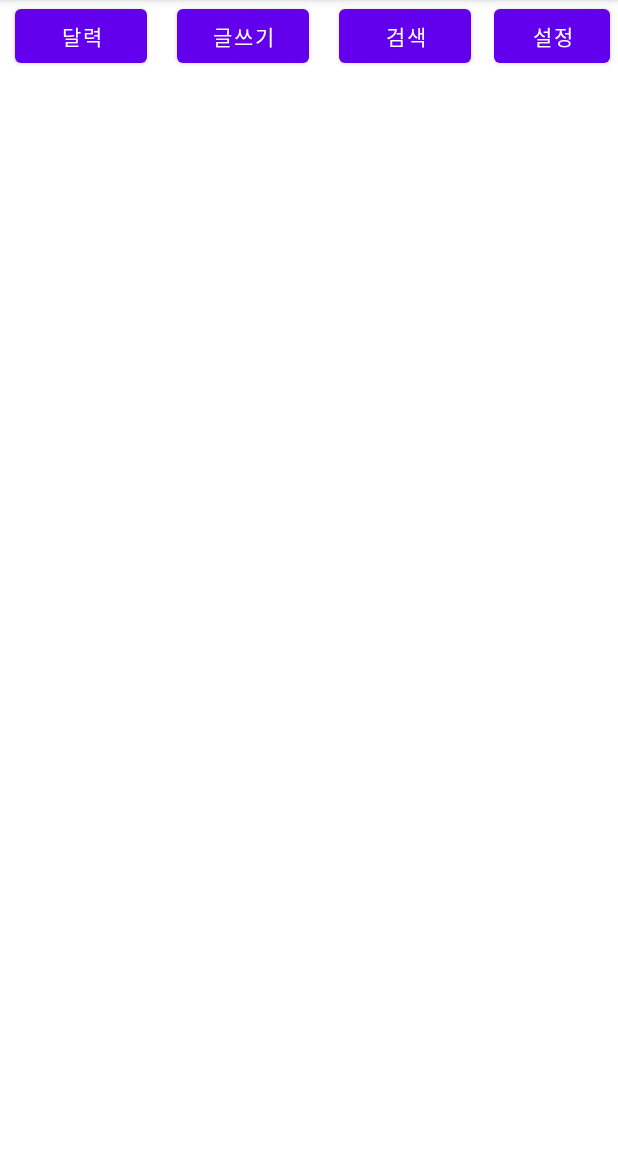
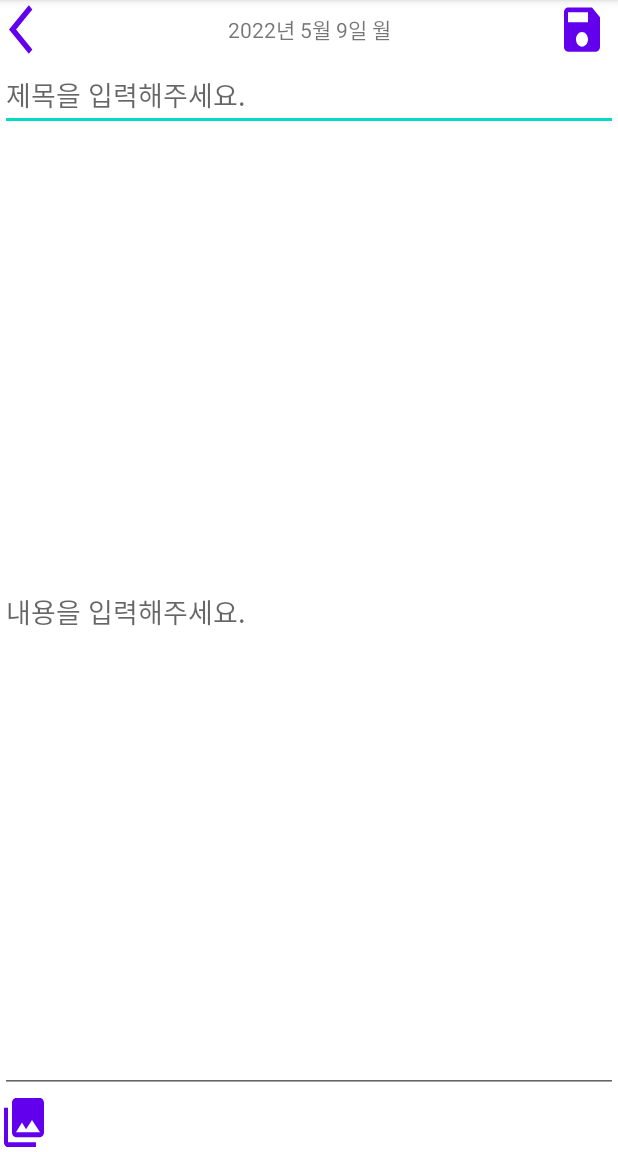
Before and after one commit to Sulfe/myDiary, an Android app: the screen it shows after launch (MainActivity before the commit, WriteActivity after it), after a tap on "글쓰기", on a phone screen of 412 x 824 dp, the part 84-1236 px from its top. Run offline under Robolectric (Android 15) with nearby library versions, the phone set to English and light mode, and no system bars.

Commit message:
2022-05-20

```diff
--- a/Diary2/app/src/main/AndroidManifest.xml
+++ b/Diary2/app/src/main/AndroidManifest.xml
@@ -19,6 +19,7 @@
             </intent-filter>
         </activity>
         <activity android:name=".WriteActivity"/>
+        <activity android:name=".SearchActivity"/>
     </application>
 
 </manifest>
--- a/Diary2/app/src/main/java/ac/baekseok/diary2/MainActivity.java
+++ b/Diary2/app/src/main/java/ac/baekseok/diary2/MainActivity.java
@@ -9,28 +9,36 @@ import android.view.View;
 import android.widget.Button;
 
 import androidx.appcompat.app.AppCompatActivity;
+import androidx.recyclerview.widget.LinearLayoutManager;
+import androidx.recyclerview.widget.RecyclerView;
+
+import java.util.ArrayList;
 
 public class MainActivity extends AppCompatActivity {
 
     Button mainCal, mainSet, mainWrite, mainSearch;
-    SQLiteDatabase database;
-    myDBHelper myDBHelper;
-
+    RecyclerView mainRecycle;
+    ArrayList<Note> notes;
 
     @Override
     protected void onCreate(Bundle savedInstanceState) {
         super.onCreate(savedInstanceState);
         setContentView(R.layout.activity_main);
 
+        mainRecycle = (RecyclerView) findViewById(R.id.recyclerView);
         mainCal=(Button) findViewById(R.id.mainCal);
         mainSet=(Button) findViewById(R.id.mainSet);
         mainSearch=(Button) findViewById(R.id.mainSearch);
         mainWrite=(Button) findViewById(R.id.mainWrite);
 
+       NoteAdapter noteAdapter = new NoteAdapter();
+
+
         mainWrite.setOnClickListener(new View.OnClickListener() {
             @Override
             public void onClick(View view) {
                 Intent intent = new Intent(getApplicationContext(), WriteActivity.class);
+                startActivity(intent);
             }
         });//mainWrite
 
@@ -38,30 +46,22 @@ public class MainActivity extends AppCompatActivity {
             @Override
             public void onClick(View view) {
                 Intent intent = new Intent(getApplicationContext(), SearchActivity.class);
+                startActivity(intent);
             }
         });//mainSearch
 
+        mainRecycle.setAdapter(noteAdapter);
+        mainRecycle.setLayoutManager(new LinearLayoutManager(this));
+
+        notes = new ArrayList<>();
+        for(int i=1;i<=10;i++){
+            if(i%2==0)
+                notes.add(new Note(i+"번째 제목",i+"번째 내용",i+"번째 날짜"));
+            else
+                notes.add(new Note(i+"번째 제목",i+"번째 내용",i+"번째 날짜"));
+
+        }
+        noteAdapter.setNotes(notes);
+
     }//onCreate()
-
-    public class myDBHelper extends SQLiteOpenHelper {
-        //db생성 테이블 생성 클래스
-        public myDBHelper(Context context){
-            super(context,"diaryDB",null,1);
-        }//myDBHelper()
-        //onCreate() 테이블 생성, onUpgrade 테이블 삭제 다시 생성
-
-        @Override
-        public void onCreate(SQLiteDatabase sqLiteDatabase) {
-            sqLiteDatabase.execSQL("CREATE TABLE diaryTBL(id Integer PRIMARY KEY AUTOINCREMENT NOT NULL, title TEXT NOT NULL,content TEXT, picture TEXT, date Timestamp NOT NULL);");//데이터베이스 명령어 처리
-
-        }//onCreate
-
-        //테이블이 있으면 테이블의 내용을 삭제하고 다시 생성
-        @Override
-        public void onUpgrade(SQLiteDatabase sqLiteDatabase, int i, int i1) {//int i는 old테이블명, i1 새로 생성 테이블 명
-            sqLiteDatabase.execSQL("DROP TABLE IF EXISTS diaryTBL");
-            onCreate(sqLiteDatabase);
-        }
-    }//myDBHelper
-
 }//MainActivity
--- /dev/null
+++ b/Diary2/app/src/main/java/ac/baekseok/diary2/Note.java
@@ -0,0 +1,38 @@
+package ac.baekseok.diary2;
+
+public class Note {
+    String title;
+    String content;
+    String date;
+
+public Note(String title,String content, String date){
+    this.title = title;
+    this.content = content;
+    this.date = date;
+}
+
+
+    public String getTitle() {
+        return title;
+    }
+
+    public void setTitle(String title) {
+        this.title = title;
+    }
+
+    public String getContent() {
+        return content;
+    }
+
+    public void setContent(String content) {
+        this.content = content;
+    }
+
+    public String getDate() {
+        return date;
+    }
+
+    public void setDate(String date) {
+        this.date = date;
+    }
+}
--- /dev/null
+++ b/Diary2/app/src/main/java/ac/baekseok/diary2/NoteAdapter.java
@@ -0,0 +1,59 @@
+package ac.baekseok.diary2;
+import android.view.LayoutInflater;
+import android.view.View;
+import android.view.ViewGroup;
+import android.widget.ImageView;
+import android.widget.TextView;
+
+import androidx.annotation.NonNull;
+import androidx.recyclerview.widget.RecyclerView;
+
+import java.util.ArrayList;
+
+
+public class NoteAdapter extends RecyclerView.Adapter<NoteAdapter.MyViewHolder> {
+
+    private ArrayList<Note> notes = new ArrayList<Note>();
+
+    public class MyViewHolder extends RecyclerView.ViewHolder{
+        public TextView title, content, date;
+
+        public MyViewHolder(@NonNull View itemView) {
+            super(itemView);
+            title = (TextView) itemView.findViewById(R.id.contentTitle);
+            content = (TextView) itemView.findViewById(R.id.contentCon);
+            date = (TextView) itemView.findViewById(R.id.contentDate);
+        }
+
+        void onBind(Note item){
+            title.setText(item.getTitle());
+            content.setText(item.getContent());
+            date.setText(item.getDate());
+        }
+
+    }
+
+    @NonNull
+    @Override
+    public MyViewHolder onCreateViewHolder(@NonNull ViewGroup parent, int viewType) {
+        View view = LayoutInflater.from(parent.getContext()).inflate(R.layout.search_item, parent,false);
+        return new MyViewHolder(view);
+    }
+
+    @Override
+    public void onBindViewHolder(@NonNull MyViewHolder holder, int position) {
+        holder.onBind(notes.get(position));
+    }
+
+    public void setNotes(ArrayList<Note> list){
+        this.notes = list;
+        notifyDataSetChanged();
+    }
+
+    @Override
+    public int getItemCount() {
+        return notes.size();
+    }
+
+
+}
--- /dev/null
+++ b/Diary2/app/src/main/java/ac/baekseok/diary2/NoteDatabase.java
@@ -0,0 +1,40 @@
+package ac.baekseok.diary2;
+
+import android.content.Context;
+import android.database.sqlite.SQLiteDatabase;
+import android.database.sqlite.SQLiteOpenHelper;
+
+import androidx.annotation.Nullable;
+
+public class NoteDatabase extends SQLiteOpenHelper {
+
+    public static final int DATABASE_VERSION=1;
+    public static final String DATABASE_NAME = "DiaryDB.db";
+
+    public static final String SQL_CREATE_TABLE =
+            "CREATE TABLE "+ TableInfo.TABLE_NAME +"(" +
+                    TableInfo.COLUMN_NAME_ID+ "INTEGER NOT NULL PRIMARY KEY AUTOINCREMENT, "+
+                    TableInfo.COLUMN_NAME_TITLE+ "TEXT ," +
+                    TableInfo.COLUMN_NAME_CONTENT+ "TEXT ," +
+                    TableInfo.COLUMN_NAME_PICTURE+ "TEXT ,"+
+                    TableInfo.COLUMN_NAME_DATE+ "TIMESTAMP" + ")";
+
+    public static final String SQL_DELETE_TABLE =
+            "DROP TABLE IF EXISTS " + TableInfo.TABLE_NAME;
+
+    public NoteDatabase(@Nullable Context context) {
+        super(context, DATABASE_NAME,null,DATABASE_VERSION);
+    }
+
+
+    @Override
+    public void onCreate(SQLiteDatabase sqLiteDatabase) {
+        sqLiteDatabase.execSQL(SQL_CREATE_TABLE);
+    }
+
+    @Override
+    public void onUpgrade(SQLiteDatabase sqLiteDatabase, int i, int i1) {
+        sqLiteDatabase.execSQL(SQL_DELETE_TABLE);
+        onCreate(sqLiteDatabase);
+    }
+}
--- a/Diary2/app/src/main/java/ac/baekseok/diary2/WriteActivity.java
+++ b/Diary2/app/src/main/java/ac/baekseok/diary2/WriteActivity.java
@@ -1,15 +1,51 @@
 package ac.baekseok.diary2;
 
+import android.content.ContentValues;
+import android.database.sqlite.SQLiteDatabase;
 import android.os.Bundle;
-import android.os.PersistableBundle;
+import android.view.View;
+import android.widget.Button;
+import android.widget.EditText;
 
 import androidx.annotation.Nullable;
 import androidx.appcompat.app.AppCompatActivity;
 
 public class WriteActivity extends AppCompatActivity {
-    @Override
+
+    Button wteSave,wteBack;
+    EditText wteTitle, wteContent;
+
+
     protected void onCreate(@Nullable Bundle savedInstanceState) {
         super.onCreate(savedInstanceState);
         setContentView(R.layout.activity_wrtie);
+
+        NoteDatabase myDBHelper = new NoteDatabase(getApplicationContext());
+
+        wteSave =(Button) findViewById(R.id.wteSave);
+        wteBack =(Button) findViewById(R.id.wteBack);
+        wteTitle = (EditText)findViewById(R.id.wteTitle);
+        wteContent = (EditText)findViewById(R.id.wteContent);
+
+        String title = wteTitle.getText().toString();
+        String content = wteContent.getText().toString();
+
+        wteBack.setOnClickListener(new View.OnClickListener() {
+            @Override
+            public void onClick(View view) {
+                finish();
+            }
+        });
+
+        wteSave.setOnClickListener(new View.OnClickListener() {
+            @Override
+            public void onClick(View view) {
+                ContentValues values = new ContentValues();
+                values.put(TableInfo.COLUMN_NAME_TITLE,title);
+                values.put(TableInfo.COLUMN_NAME_CONTENT,content);
+                SQLiteDatabase db = myDBHelper.getWritableDatabase();
+                db.insert(TableInfo.TABLE_NAME,null,values);
+            }
+        });
     }
 }
--- a/Diary2/app/src/main/res/layout/activity_main.xml
+++ b/Diary2/app/src/main/res/layout/activity_main.xml
@@ -17,29 +17,25 @@
             android:layout_width="wrap_content"
             android:layout_height="wrap_content"
             android:text="달력"
-            android:layout_marginLeft="10dp"
-            android:layout_marginRight="10dp"/>
+            android:layout_marginRight="5dp"/>
         <Button
             android:id="@+id/mainWrite"
             android:layout_width="wrap_content"
             android:layout_height="wrap_content"
             android:text="글쓰기"
-            android:layout_marginLeft="10dp"
-            android:layout_marginRight="10dp"/>
+            android:layout_marginRight="5dp"/>
         <Button
             android:id="@+id/mainSearch"
             android:layout_width="wrap_content"
             android:layout_height="wrap_content"
             android:text="검색"
-            android:layout_marginLeft="10dp"
-            android:layout_marginRight="10dp"/>
+            android:layout_marginRight="5dp"/>
 
         <Button
             android:id="@+id/mainSet"
             android:layout_width="wrap_content"
             android:layout_height="wrap_content"
             android:text="설정"
-            android:layout_marginLeft="5dp"
             android:layout_marginRight="5dp"/>
 
     </LinearLayout>
--- a/Diary2/app/src/main/res/layout/activity_search.xml
+++ b/Diary2/app/src/main/res/layout/activity_search.xml
@@ -7,10 +7,6 @@
     <LinearLayout
         android:layout_width="match_parent"
         android:layout_height="wrap_content">
-
-        <Button
-            android:layout_width="wrap_content"
-            android:layout_height="wrap_content" />
 
         <EditText
             android:layout_width="match_parent"
--- a/Diary2/app/src/main/res/layout/activity_wrtie.xml
+++ b/Diary2/app/src/main/res/layout/activity_wrtie.xml
@@ -48,11 +48,13 @@
         android:orientation="vertical">
 
         <EditText
+            android:id="@+id/wteTitle"
             android:layout_width="match_parent"
             android:layout_height="wrap_content"
             android:hint="제목을 입력해주세요."/>
 
         <EditText
+            android:id="@+id/wteContent"
             android:layout_width="match_parent"
             android:layout_height="match_parent"
             android:hint="내용을 입력해주세요."
--- a/Diary2/app/src/main/res/layout/search_item.xml
+++ b/Diary2/app/src/main/res/layout/search_item.xml
@@ -33,14 +33,14 @@
             android:orientation="vertical">
 
             <TextView
-                android:id="@+id/contentsTextView"
+                android:id="@+id/contentTitle"
                 android:layout_width="match_parent"
                 android:layout_height="wrap_content"
                 android:text="제목"
                 android:textSize="24sp" />
 
             <TextView
-                android:id="@+id/contentsTextView2"
+                android:id="@+id/contentCon"
                 android:layout_width="wrap_content"
                 android:layout_height="wrap_content"
                 android:layout_centerHorizontal="true"
@@ -49,7 +49,7 @@
                 android:textSize="16sp" />
 
             <TextView
-                android:id="@+id/dateTextView"
+                android:id="@+id/contentDate"
                 android:layout_width="wrap_content"
                 android:layout_height="wrap_content"
                 android:layout_alignParentRight="true"
```
Also changed, not shown: Diary2/app/src/main/java/ac/baekseok/diary2/TableInfo.java (added, +10 -0 lines).
